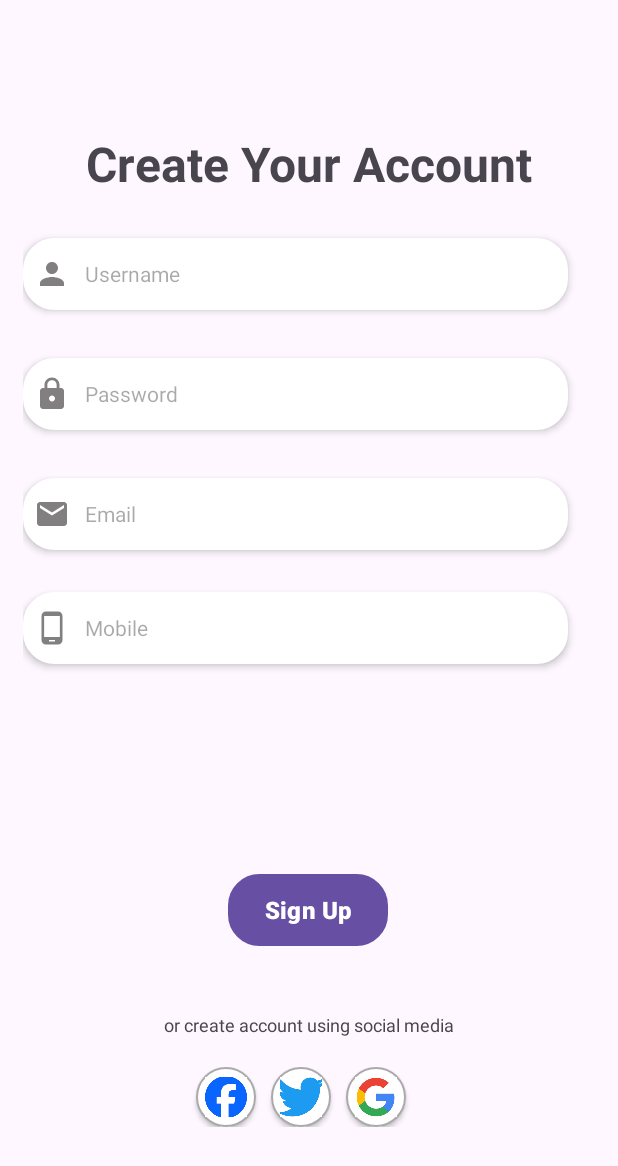
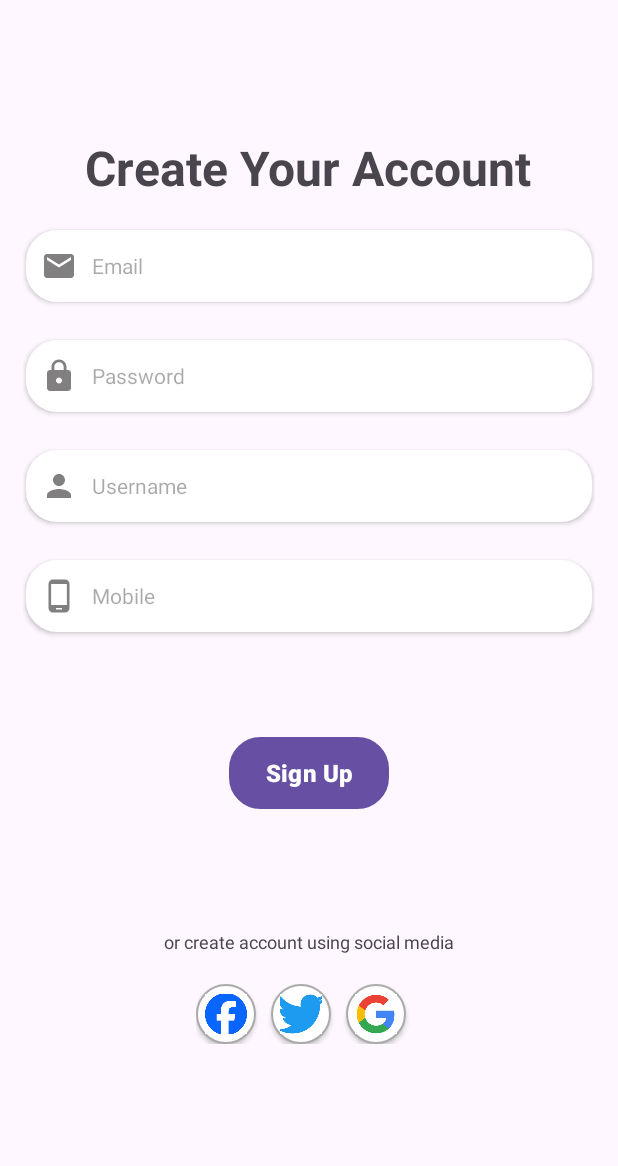
Before and after one commit to SangamAryal/diffLayout, an Android app: the SignUpActivity screen opened directly, with no data from a screen before it, on a phone screen of 412 x 824 dp. Shown: the top 1166 px of the screen. Run offline under Robolectric (Android 15) with nearby library versions, the phone set to English and light mode, and no system bars.

Commit message:
linear layout

```diff
--- a/app/src/main/res/layout/activity_sign_up.xml
+++ b/app/src/main/res/layout/activity_sign_up.xml
@@ -1,14 +1,13 @@
 <?xml version="1.0" encoding="utf-8"?>
-<androidx.constraintlayout.widget.ConstraintLayout xmlns:android="http://schemas.android.com/apk/res/android"
-    xmlns:app="http://schemas.android.com/apk/res-auto"
-    xmlns:tools="http://schemas.android.com/tools"
-    android:id="@+id/main"
+<LinearLayout xmlns:android="http://schemas.android.com/apk/res/android"
     android:layout_width="match_parent"
     android:layout_height="match_parent"
+    android:orientation="vertical"
+    android:layout_marginTop="40dp"
     android:layout_marginHorizontal="15dp"
-    android:layout_marginTop="50dp"
-    app:layout_constraintTop_toBottomOf="@+id/textView8"
-    tools:layout_editor_absoluteX="15dp">
+    android:layout_gravity="center"
+    android:id="@+id/main"
+    android:padding="15dp">
 
     <TextView
         android:id="@+id/SignUP"
@@ -17,133 +16,105 @@
         android:text="Create Your Account"
         android:textSize="32sp"
         android:textStyle="bold"
-        app:layout_constraintBottom_toBottomOf="parent"
-        app:layout_constraintEnd_toEndOf="parent"
-        app:layout_constraintHorizontal_bias="0.5"
-        app:layout_constraintStart_toStartOf="parent"
-        app:layout_constraintTop_toTopOf="parent"
-        app:layout_constraintVertical_bias="0.051" />
-
-    <androidx.constraintlayout.widget.Guideline
-        android:id="@+id/guideline_vertical"
-        android:layout_width="wrap_content"
-        android:layout_height="wrap_content"
-        android:orientation="vertical"
-        app:layout_constraintGuide_percent="0.0" />
+        android:layout_gravity="center_horizontal"
+        android:layout_marginTop="30dp" />
 
     <EditText
         android:id="@+id/email"
-        android:layout_width="363dp"
+        android:layout_width="match_parent"
         android:layout_height="48dp"
-        android:layout_marginTop="32dp"
+        android:layout_marginTop="20dp"
+        android:layout_marginHorizontal="2dp"
         android:background="@drawable/back"
+        android:padding="10dp"
         android:drawableLeft="@drawable/email"
         android:drawablePadding="10dp"
-        android:elevation="3dp"
         android:ems="10"
+        android:shadowColor="@color/black"
+        android:elevation="2dp"
         android:hint="Email"
         android:inputType="textEmailAddress"
-        android:padding="7dp"
-        android:textSize="14sp"
-        app:layout_constraintEnd_toEndOf="@+id/password"
-        app:layout_constraintHorizontal_bias="1.0"
-        app:layout_constraintStart_toStartOf="@+id/password"
-        app:layout_constraintTop_toBottomOf="@+id/password" />
+        android:textSize="14sp" />
 
     <EditText
         android:id="@+id/password"
-        android:layout_width="363dp"
+        android:layout_width="match_parent"
         android:layout_height="48dp"
-        android:layout_marginTop="32dp"
+        android:padding="10dp"
+        android:shadowColor="@color/black"
+        android:layout_marginTop="25dp"
+        android:layout_marginHorizontal="2dp"
         android:background="@drawable/back"
         android:drawableLeft="@drawable/password"
         android:drawablePadding="10dp"
-        android:elevation="3dp"
         android:ems="10"
+        android:elevation="2dp"
         android:hint="Password"
         android:inputType="textPassword"
-        android:padding="7dp"
-        android:textSize="14sp"
-        app:layout_constraintEnd_toEndOf="parent"
-        app:layout_constraintHorizontal_bias="0.0"
-        app:layout_constraintStart_toStartOf="parent"
-        app:layout_constraintTop_toBottomOf="@+id/username" />
+        android:textSize="14sp" />
 
     <EditText
         android:id="@+id/username"
-        android:layout_width="363dp"
+        android:layout_width="match_parent"
         android:layout_height="48dp"
-        android:layout_marginTop="28dp"
+        android:padding="10dp"
+        android:layout_marginTop="25dp"
+        android:elevation="2dp"
+        android:layout_marginHorizontal="2dp"
         android:background="@drawable/back"
         android:drawableLeft="@drawable/user"
+        android:shadowColor="@color/black"
         android:drawablePadding="10dp"
-        android:elevation="3dp"
         android:ems="10"
         android:hint="Username"
         android:inputType="text"
-        android:padding="7dp"
-        android:textSize="14sp"
-        app:layout_constraintEnd_toEndOf="parent"
-        app:layout_constraintHorizontal_bias="0.0"
-        app:layout_constraintStart_toStartOf="parent"
-        app:layout_constraintTop_toBottomOf="@+id/SignUP" />
+        android:textSize="14sp" />
 
     <EditText
         android:id="@+id/mobile"
-        android:layout_width="363dp"
+        android:layout_width="match_parent"
         android:layout_height="48dp"
-        android:layout_marginTop="28dp"
+        android:padding="10dp"
+        android:layout_marginHorizontal="2dp"
+        android:layout_marginTop="25dp"
         android:background="@drawable/back"
         android:drawableLeft="@drawable/mobile"
         android:drawablePadding="10dp"
-        android:elevation="3dp"
         android:ems="10"
         android:hint="Mobile"
+        android:elevation="2dp"
         android:inputType="number"
-        android:padding="7dp"
-        android:textSize="14sp"
-        app:layout_constraintEnd_toEndOf="@+id/email"
-        app:layout_constraintHorizontal_bias="1.0"
-        app:layout_constraintStart_toStartOf="@+id/email"
-        app:layout_constraintTop_toBottomOf="@+id/email" />
+        android:shadowColor="@color/black"
+        android:textSize="14sp" />
 
     <Button
         android:id="@+id/button"
         android:layout_width="wrap_content"
         android:layout_height="wrap_content"
-        android:layout_marginTop="140dp"
+        android:layout_marginTop="70dp"
         android:background="@drawable/back"
         android:text="Sign Up"
+        android:layout_gravity="center"
         android:textColor="@android:color/white"
         android:textSize="16sp"
-        android:textStyle="bold"
-        app:layout_constraintEnd_toEndOf="parent"
-        app:layout_constraintHorizontal_bias="0.498"
-        app:layout_constraintStart_toStartOf="parent"
-        app:layout_constraintTop_toBottomOf="@+id/mobile" />
+        android:textStyle="bold" />
 
     <TextView
         android:id="@+id/textView7"
         android:layout_width="wrap_content"
         android:layout_height="wrap_content"
-        android:layout_marginTop="44dp"
+        android:layout_marginTop="80dp"
         android:text="or create account using social media"
         android:textSize="12sp"
-        app:layout_constraintEnd_toEndOf="parent"
-        app:layout_constraintStart_toStartOf="@+id/guideline_vertical"
-        app:layout_constraintTop_toBottomOf="@+id/button" />
+        android:layout_gravity="center_horizontal" />
 
     <LinearLayout
         android:id="@+id/linear_layout"
-        android:layout_width="match_parent"
+        android:layout_width="wrap_content"
         android:layout_height="wrap_content"
-        android:layout_marginTop="20dp"
-        android:gravity="center"
         android:orientation="horizontal"
-        app:layout_constraintEnd_toEndOf="parent"
-        app:layout_constraintHorizontal_bias="0.5"
-        app:layout_constraintStart_toStartOf="parent"
-        app:layout_constraintTop_toBottomOf="@+id/textView7">
+        android:layout_gravity="center_horizontal"
+        android:layout_marginTop="20dp">
 
         <ImageView
             android:layout_width="40dp"
@@ -177,9 +148,6 @@
             android:focusable="true"
             android:padding="6dp"
             android:src="@drawable/google" />
-
-
     </LinearLayout>
 
-
-</androidx.constraintlayout.widget.ConstraintLayout>
+</LinearLayout>
```
Also changed, not shown: app/src/main/res/layout/activity_main.xml (+57 -78 lines).
